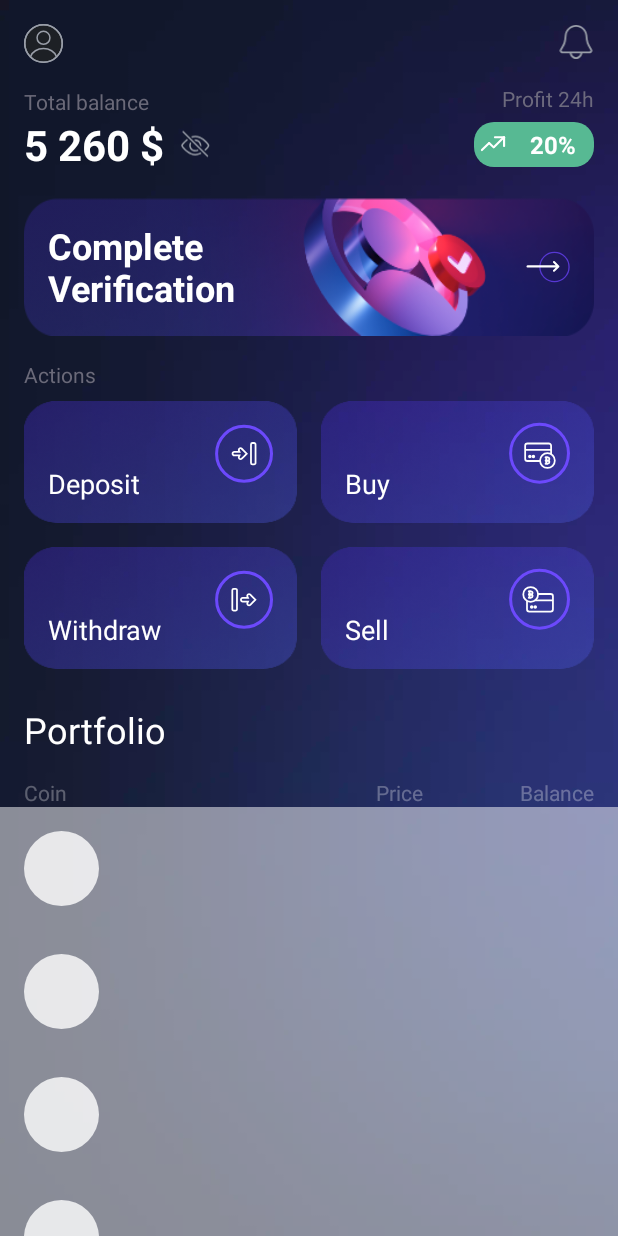
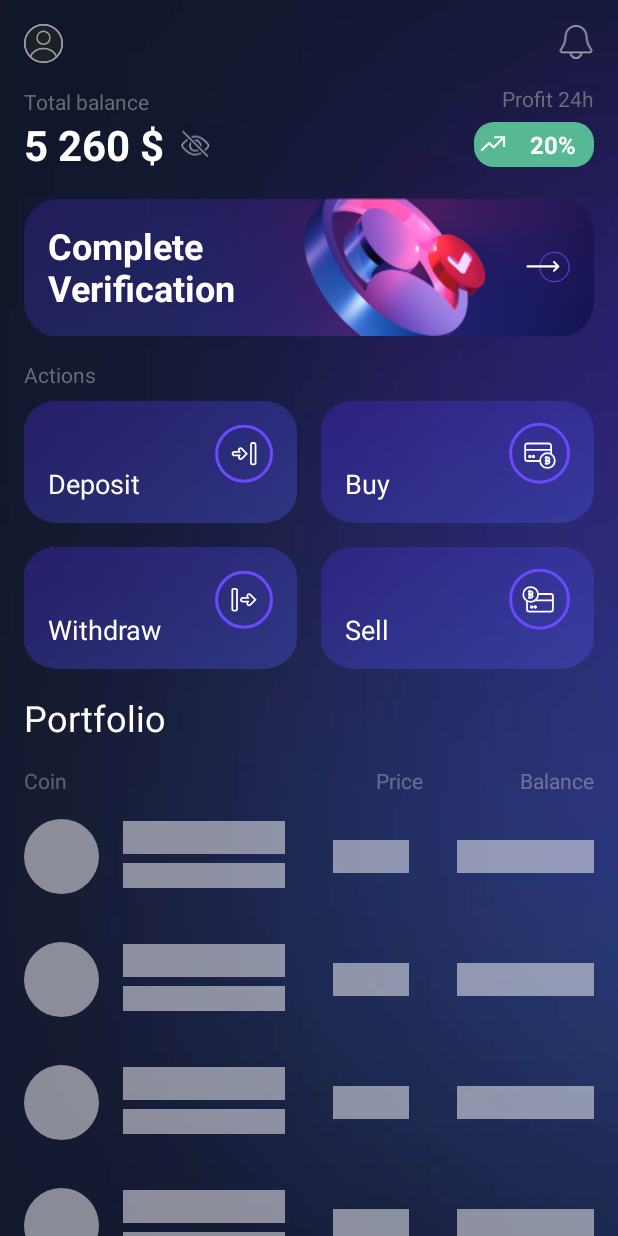
Before and after one commit to RMirin/WebsocketProjectTest, an Android app: the screen it shows after launch (MainActivity), on a phone screen of 412 x 824 dp. Run offline under Robolectric (Android 15) with nearby library versions, the phone set to English and light mode, and no system bars; our stand-ins replace Dagger/Hilt's generated code, RxJava, Shimmer, data binding; libraries missing offline, so code that uses them is left out: com.tinder.scarlet; 5 statements that could not run were skipped.

Commit message:
main layout fixes: shimmer, show/hide btn, spacing

```diff
--- a/app/src/main/java/com/websocket/project/ui/base/Base.kt
+++ b/app/src/main/java/com/websocket/project/ui/base/Base.kt
@@ -1,5 +1,6 @@
 package com.websocket.project.ui.base
 
+import android.graphics.Rect
 import android.text.SpannableString
 import android.text.Spanned
 import android.text.style.CharacterStyle
@@ -12,9 +13,12 @@ import androidx.databinding.ViewDataBinding
 import androidx.lifecycle.LifecycleOwner
 import androidx.lifecycle.LiveData
 import androidx.lifecycle.Observer
+import androidx.recyclerview.widget.RecyclerView
+import androidx.recyclerview.widget.RecyclerView.ItemDecoration
 import com.facebook.shimmer.ShimmerFrameLayout
 import java.math.RoundingMode
 import java.text.DecimalFormat
+
 
 fun <T : Any, L : LiveData<T>> LifecycleOwner.observe(liveData: L, body: (T) -> Unit) {
     liveData.observe(this, Observer(body))
@@ -91,3 +95,29 @@ fun ShimmerFrameLayout.shimmerHide() {
         visibility = View.GONE
     }
 }
+
+class SpacesItemDecoration(private val space: Int) : ItemDecoration() {
+    override fun getItemOffsets(
+        outRect: Rect,
+        view: View,
+        parent: RecyclerView,
+        state: RecyclerView.State
+    ) {
+        super.getItemOffsets(outRect, view, parent, state)
+
+        outRect.bottom = space
+
+        // Add top margin only for the first item to avoid double space between items
+        if (parent.getChildLayoutPosition(view) % 2 == 0) {
+            outRect.right = space
+        } else {
+            outRect.left = space
+        }
+
+//        if (parent.getChildLayoutPosition(view) == 0) {
+//            outRect.top = space
+//        } else {
+//            outRect.top = 0
+//        }
+    }
+}
--- a/app/src/main/java/com/websocket/project/ui/main/crypto/MainFragment.kt
+++ b/app/src/main/java/com/websocket/project/ui/main/crypto/MainFragment.kt
@@ -5,34 +5,35 @@ import android.content.ContentResolver
 import android.content.Intent
 import android.content.pm.PackageManager
 import android.net.Uri
+import android.os.Build
+import android.os.Build.VERSION.SDK_INT
 import android.os.Bundle
+import android.os.Environment
+import android.provider.MediaStore
 import android.util.Log
 import android.view.View
 import android.widget.Toast
 import androidx.appcompat.app.AppCompatActivity
+import androidx.core.content.FileProvider
 import androidx.fragment.app.viewModels
+import androidx.recyclerview.widget.DividerItemDecoration
+import androidx.recyclerview.widget.GridLayoutManager
+import androidx.recyclerview.widget.LinearLayoutManager
+import com.websocket.project.R
+import com.websocket.project.databinding.FragmentMainBinding
 import com.websocket.project.ui.base.BaseFragment
-import dagger.hilt.android.AndroidEntryPoint
-import androidx.recyclerview.widget.DividerItemDecoration
-import androidx.recyclerview.widget.LinearLayoutManager
+import com.websocket.project.ui.base.SpacesItemDecoration
+import com.websocket.project.ui.base.observe
+import com.websocket.project.ui.base.shimmerHide
+import com.websocket.project.ui.main.MainActivityViewModel
 import com.websocket.project.ui.main.attach_file.AttachFileAction
 import com.websocket.project.ui.main.attach_file.AttachFileBottomSheetListener
-import java.lang.Exception
-import android.os.Build
-import android.os.Build.VERSION.SDK_INT
-import android.os.Environment
-import android.provider.MediaStore
-import androidx.core.content.FileProvider
-import androidx.recyclerview.widget.GridLayoutManager
+import dagger.hilt.android.AndroidEntryPoint
 import java.io.File
 import java.io.IOException
 import java.text.SimpleDateFormat
 import java.util.*
-import com.websocket.project.R
-import com.websocket.project.databinding.FragmentMainBinding
-import com.websocket.project.ui.base.observe
-import com.websocket.project.ui.base.shimmerHide
-import com.websocket.project.ui.main.MainActivityViewModel
+
 
 @AndroidEntryPoint
 class MainFragment: BaseFragment<FragmentMainBinding>(), AttachFileBottomSheetListener, MainFragmentActionsListener {
@@ -60,6 +61,7 @@ class MainFragment: BaseFragment<FragmentMainBinding>(), AttachFileBottomSheetLi
         )
 
         with(binding.mainActionsRecycler) {
+            addItemDecoration(SpacesItemDecoration(resources.getDimensionPixelSize(R.dimen.recycler_items_spacing)))
             adapter = mainActionsAdapter
             layoutManager = GridLayoutManager(context, 2)
         }
@@ -333,7 +335,7 @@ class MainFragment: BaseFragment<FragmentMainBinding>(), AttachFileBottomSheetLi
     }
 
     override fun onMainFragmentActionClick(mainFragmentAction: MainFragmentAction) {
-        Log.e("TAG", "onMainFragmentActionClick: ", )
+        Log.e("TAG", "onMainFragmentActionClick: ")
     }
 
     companion object {
--- a/app/src/main/res/drawable/bg_item_main_shimmer_crypto_img.xml
+++ b/app/src/main/res/drawable/bg_item_main_shimmer_crypto_img.xml
@@ -2,6 +2,6 @@
 <shape android:shape="oval"
     xmlns:android="http://schemas.android.com/apk/res/android">
     <solid
-        android:color="@color/common_shimmer_img">
+        android:color="@color/common_shimmer">
     </solid>
 </shape>
--- a/app/src/main/res/layout/fragment_main.xml
+++ b/app/src/main/res/layout/fragment_main.xml
@@ -64,8 +64,8 @@
                         android:id="@+id/mainActionsRecycler"
                         android:layout_width="match_parent"
                         android:layout_height="wrap_content"
-                        android:layout_marginStart="@dimen/spacing_small"
-                        android:layout_marginEnd="@dimen/spacing_small"
+                        android:layout_marginStart="@dimen/spacing_normal"
+                        android:layout_marginEnd="@dimen/spacing_normal"
                         android:overScrollMode="never"
                         app:layout_constraintEnd_toEndOf="parent"
                         app:layout_constraintStart_toStartOf="parent"
@@ -77,7 +77,7 @@
                         android:layout_height="wrap_content"
                         android:layout_marginStart="@dimen/spacing_normal"
                         android:layout_marginEnd="@dimen/spacing_normal"
-                        android:layout_marginTop="@dimen/spacing_normal"
+                        android:layout_marginTop="@dimen/spacing_small"
                         app:layout_constraintEnd_toEndOf="parent"
                         app:layout_constraintStart_toStartOf="parent"
                         app:layout_constraintTop_toBottomOf="@+id/mainActionsRecycler">
--- a/app/src/main/res/layout/item_main_action.xml
+++ b/app/src/main/res/layout/item_main_action.xml
@@ -9,7 +9,7 @@
         android:layout_height="wrap_content"
         android:clickable="true"
         android:focusable="true"
-        android:layout_margin="@dimen/spacing_small"
+        android:layout_marginTop="@dimen/spacing_small"
         android:background="@drawable/bg_main_action">
 
         <TextView
--- a/app/src/main/res/layout/item_main_crypto_placeholder.xml
+++ b/app/src/main/res/layout/item_main_crypto_placeholder.xml
@@ -5,14 +5,20 @@
 
     <androidx.constraintlayout.widget.ConstraintLayout
         android:layout_width="match_parent"
-        android:layout_height="wrap_content"
-        android:background="@color/common_shimmer_layout">
+        android:layout_height="wrap_content">
 
         <androidx.constraintlayout.widget.Guideline
             android:id="@+id/itemMainCryptoPlaceholderHorizontal05Guideline"
             android:layout_width="match_parent"
             android:layout_height="wrap_content"
             android:orientation="horizontal"
+            app:layout_constraintGuide_percent="0.5" />
+
+        <androidx.constraintlayout.widget.Guideline
+            android:id="@+id/itemMainCryptoPlaceholderVertical05Guideline"
+            android:layout_width="match_parent"
+            android:layout_height="wrap_content"
+            android:orientation="vertical"
             app:layout_constraintGuide_percent="0.5" />
 
         <androidx.constraintlayout.widget.Guideline
@@ -34,56 +40,53 @@
 
         <TextView
             android:id="@+id/itemMainCryptoPlaceholderTitleText"
-            android:layout_width="wrap_content"
+            android:layout_width="0dp"
             android:layout_height="wrap_content"
+            android:background="@color/common_shimmer"
             android:layout_margin="@dimen/spacing_normal"
-            android:textColor="@android:color/white"
             android:textSize="@dimen/font_normal"
             app:layout_constraintBottom_toTopOf="@+id/itemMainCryptoPlaceholderHorizontal05Guideline"
+            app:layout_constraintEnd_toStartOf="@+id/itemMainCryptoPlaceholderVertical05Guideline"
             app:layout_constraintStart_toEndOf="@+id/itemMainCryptoPlaceholderImg"
-            app:layout_constraintTop_toTopOf="@+id/itemMainCryptoPlaceholderImg"
-            tools:text="USDT" />
+            app:layout_constraintTop_toTopOf="@+id/itemMainCryptoPlaceholderImg" />
 
         <TextView
             android:id="@+id/itemMainCryptoPlaceholderDescrText"
-            android:layout_width="wrap_content"
+            android:layout_width="0dp"
             android:layout_height="wrap_content"
+            android:background="@color/common_shimmer"
             android:layout_margin="@dimen/spacing_normal"
-            android:textColor="@android:color/darker_gray"
             android:textSize="@dimen/font_minute"
             app:layout_constraintBottom_toBottomOf="@+id/itemMainCryptoPlaceholderImg"
+            app:layout_constraintEnd_toStartOf="@+id/itemMainCryptoPlaceholderVertical05Guideline"
             app:layout_constraintStart_toEndOf="@+id/itemMainCryptoPlaceholderImg"
-            app:layout_constraintTop_toTopOf="@+id/itemMainCryptoPlaceholderHorizontal05Guideline"
-            tools:text="Tether USD" />
+            app:layout_constraintTop_toTopOf="@+id/itemMainCryptoPlaceholderHorizontal05Guideline" />
 
         <TextView
             android:id="@+id/itemMainCryptoPlaceholderBalanceUsdText"
             android:layout_width="0dp"
             android:layout_height="wrap_content"
             android:layout_margin="@dimen/spacing_normal"
-            android:textAlignment="textEnd"
-            android:textColor="@android:color/white"
             android:textSize="@dimen/font_normal"
+            android:background="@color/common_shimmer"
             app:layout_constraintBottom_toTopOf="@+id/itemMainCryptoPlaceholderHorizontal05Guideline"
             app:layout_constraintEnd_toEndOf="parent"
             app:layout_constraintHorizontal_bias="1.0"
             app:layout_constraintStart_toStartOf="@+id/itemMainCryptoPlaceholderVertical07Guideline"
-            app:layout_constraintTop_toTopOf="@+id/itemMainCryptoPlaceholderHorizontal05Guideline"
-            tools:text="4.8K $" />
+            app:layout_constraintTop_toTopOf="@+id/itemMainCryptoPlaceholderHorizontal05Guideline" />
 
         <TextView
             android:id="@+id/itemMainCryptoPlaceholderPriceUsdText"
             android:layout_width="0dp"
             android:layout_height="wrap_content"
             android:layout_margin="@dimen/spacing_normal"
-            android:textAlignment="textEnd"
-            android:textColor="@android:color/white"
+            android:background="@color/common_shimmer"
             android:textSize="@dimen/font_normal"
             app:layout_constraintBottom_toTopOf="@+id/itemMainCryptoPlaceholderHorizontal05Guideline"
             app:layout_constraintEnd_toStartOf="@+id/itemMainCryptoPlaceholderVertical07Guideline"
             app:layout_constraintHorizontal_bias="1.0"
-            app:layout_constraintTop_toTopOf="@+id/itemMainCryptoPlaceholderHorizontal05Guideline"
-            tools:text="1.00 $" />
+            app:layout_constraintStart_toStartOf="@+id/itemMainCryptoPlaceholderVertical05Guideline"
+            app:layout_constraintTop_toTopOf="@+id/itemMainCryptoPlaceholderHorizontal05Guideline" />
 
     </androidx.constraintlayout.widget.ConstraintLayout>
 
--- a/app/src/main/res/layout/layout_main_header.xml
+++ b/app/src/main/res/layout/layout_main_header.xml
@@ -55,6 +55,12 @@
             app:layout_constraintTop_toBottomOf="@+id/mainHeaderTotalBalanceHeaderText">
 
             <TextView
+                android:layout_width="wrap_content"
+                android:layout_height="wrap_content"
+                android:textSize="28sp"
+                android:textStyle="bold"/>
+
+            <TextView
                 android:id="@+id/mainHeaderTotalBalanceText"
                 android:layout_width="wrap_content"
                 android:layout_height="wrap_content"
@@ -62,10 +68,7 @@
                 android:text="5 260 $"
                 android:textColor="@android:color/white"
                 android:textSize="28sp"
-                android:textStyle="bold"
-                app:layout_constraintHorizontal_bias="0.0"
-                app:layout_constraintStart_toStartOf="parent"
-                app:layout_constraintTop_toBottomOf="@+id/mainHeaderTotalBalanceHeaderText" />
+                android:textStyle="bold" />
 
             <ImageView
                 android:id="@+id/mainHeaderTotalBalanceHiddenImg"
@@ -83,11 +86,7 @@
                 android:foreground="@drawable/bg_transparent_btn_oval"
                 android:paddingStart="@dimen/spacing_small"
                 android:paddingEnd="@dimen/spacing_small"
-                android:src="@drawable/ic_main_header_total_balance_hide"
-                app:layout_constraintBottom_toBottomOf="@+id/mainHeaderTotalBalanceText"
-                app:layout_constraintHorizontal_bias="0.0"
-                app:layout_constraintStart_toEndOf="@+id/mainHeaderTotalBalanceText"
-                app:layout_constraintTop_toBottomOf="@+id/mainHeaderTotalBalanceHeaderText" />
+                android:src="@drawable/ic_main_header_total_balance_hide" />
 
         </LinearLayout>
 
--- a/app/src/main/res/values/colors.xml
+++ b/app/src/main/res/values/colors.xml
@@ -33,6 +33,5 @@
     <color name="bg_main_crypto_img">#202942</color>
 
     <color name="common_ripple">@color/white_opacity_30</color>
-    <color name="common_shimmer_layout">#80FFFFFF</color>
-    <color name="common_shimmer_img">#CCFFFFFF</color>
+    <color name="common_shimmer">#80FFFFFF</color>
 </resources>
--- a/app/src/main/res/values/dimens.xml
+++ b/app/src/main/res/values/dimens.xml
@@ -14,4 +14,6 @@
     <dimen name="risk_level_view_radius">19dp</dimen>
 
     <dimen name="image_in_list_size">50dp</dimen>
+
+    <dimen name="recycler_items_spacing">@dimen/spacing_small</dimen>
 </resources>
```
